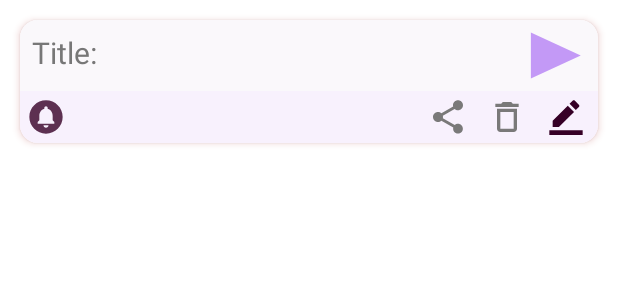
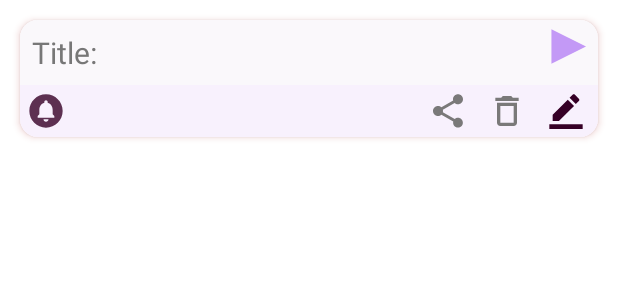
Before and after one commit to MeshackT/Note-application, an Android app: the layout item.xml on its own in the app's theme, with its tools: preview values and no code run, on a phone screen of 412 x 824 dp. Shown: the top 300 px of the screen. Run offline under Robolectric (Android 15) with nearby library versions, the phone set to English and light mode, and no system bars.

```diff
--- a/app/src/main/res/layout/activity_show.xml
+++ b/app/src/main/res/layout/activity_show.xml
@@ -11,6 +11,8 @@
         android:id="@+id/recycleView"
         android:layout_width="match_parent"
         android:layout_height="480dp"
+        android:paddingBottom="10dp"
+        android:layout_marginBottom="10dp"
         app:layout_constraintEnd_toEndOf="parent"
         app:layout_constraintHorizontal_bias="0.0"
         app:layout_constraintStart_toStartOf="parent"
--- a/app/src/main/res/layout/item.xml
+++ b/app/src/main/res/layout/item.xml
@@ -47,8 +47,8 @@
 
             <Button
                 android:id="@+id/speak"
-                android:layout_width="65dp"
-                android:layout_height="47dp"
+                android:layout_width="45dp"
+                android:layout_height="35dp"
                 android:background="@drawable/ic_baseline_play_24"
                 app:layout_constraintBottom_toBottomOf="parent"
                 app:layout_constraintEnd_toEndOf="parent"
```
